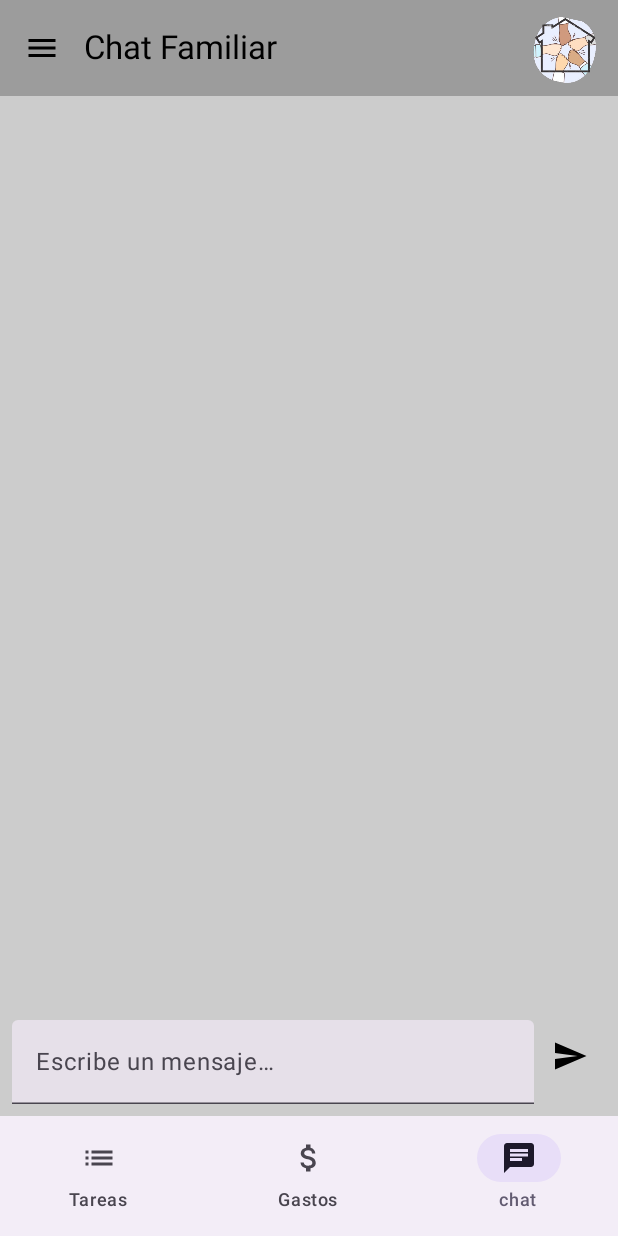
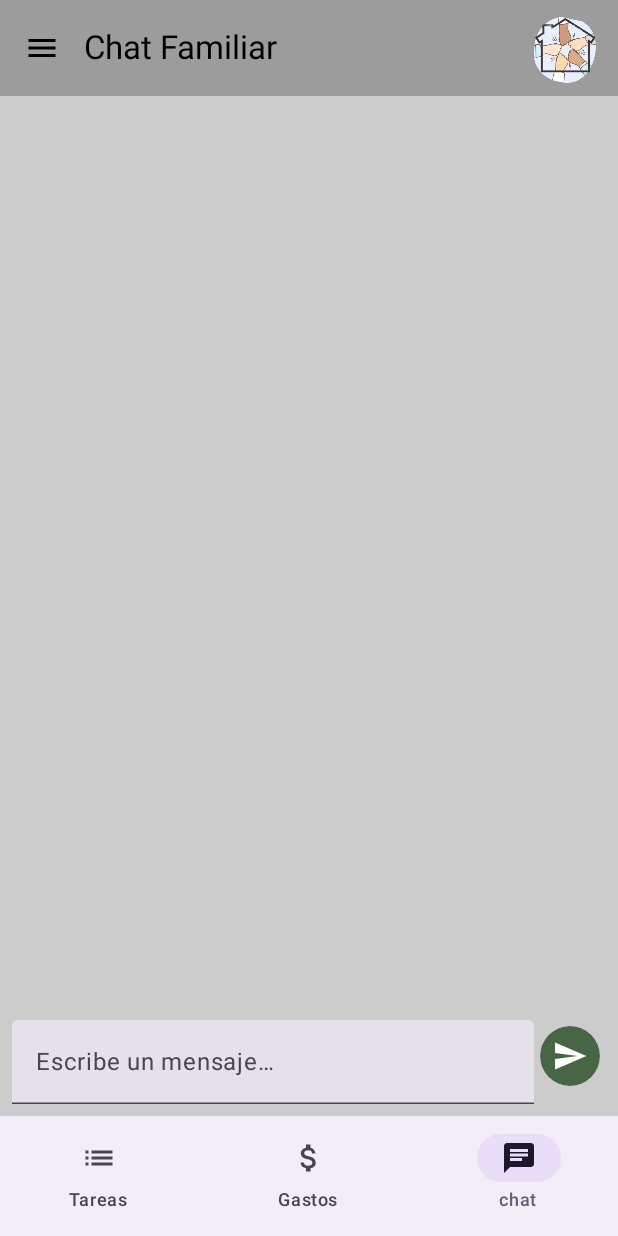
Before and after one commit to amiroucha/TFGdam, an Android app built with Jetpack Compose: the ChatScreen screen opened through its navigation route, on a phone screen of 412 x 824 dp. Run offline under Robolectric (Android 15) with nearby library versions, the light colour scheme and no system bars; our stand-ins replace Firebase (no records; nobody signed in at launch, a user with empty details on screens opened directly), constraintlayout-compose; pictures from the network do not load.

Commit message:
etiquetas fehcas, hoy/ayer en chat

```diff
--- a/app/src/main/java/com/example/tfg_1/ui/ui/ChatScreen.kt
+++ b/app/src/main/java/com/example/tfg_1/ui/ui/ChatScreen.kt
@@ -5,6 +5,7 @@ import androidx.compose.foundation.layout.*
 import androidx.compose.foundation.lazy.LazyColumn
 import androidx.compose.foundation.lazy.items
 import androidx.compose.foundation.lazy.rememberLazyListState
+import androidx.compose.foundation.shape.CircleShape
 import androidx.compose.foundation.shape.RoundedCornerShape
 import androidx.compose.foundation.text.KeyboardActions
 import androidx.compose.foundation.text.KeyboardOptions
@@ -15,6 +16,7 @@ import androidx.compose.runtime.*
 import androidx.compose.ui.Alignment
 import androidx.compose.ui.Modifier
 import androidx.compose.ui.graphics.Color
+import androidx.compose.ui.platform.LocalContext
 import androidx.compose.ui.res.colorResource
 import androidx.compose.ui.res.stringResource
 import androidx.compose.ui.text.font.FontWeight
@@ -31,6 +33,7 @@ import java.util.*
 
 @Composable
 fun ChatScreen(viewModel: ChatViewModel) {
+
     val messages = viewModel.messages
     var newMessage by remember { mutableStateOf("") }
     val currentUserId = viewModel.currentUserId
@@ -50,6 +53,8 @@ fun ChatScreen(viewModel: ChatViewModel) {
 
     ConstraintLayout(modifier = Modifier.fillMaxSize()) {
         val (messageList, chatBox) = createRefs()
+        val chatItems = messages.withDateLabels()
+
 
         LazyColumn(
             state = listState,
@@ -65,9 +70,23 @@ fun ChatScreen(viewModel: ChatViewModel) {
                 },
             reverseLayout = false
         ) {
-            items(messages) { message ->
-                val isCurrentUser = message.senderId == currentUserId
-                MessageBox(message = message, isCurrentUser = isCurrentUser)
+            items(chatItems) { item ->
+                when (item) {
+                    is ChatItem.DateLabel -> {
+                        Box(
+                            modifier = Modifier
+                                .fillMaxWidth()
+                                .padding(vertical = 8.dp),
+                            contentAlignment = Alignment.Center
+                        ) {
+                            Text(text = item.label, color = Color.Gray)
+                        }
+                    }
+                    is ChatItem.Message -> {
+                        val isCurrentUser = item.message.senderId == currentUserId
+                        MessageBox(message = item.message, isCurrentUser = isCurrentUser, viewModel = viewModel)
+                    }
+                }
             }
         }
 
@@ -104,7 +123,17 @@ fun ChatScreen(viewModel: ChatViewModel) {
                     }
                 }
             ) {
-                Icon(imageVector = Icons.Default.Send, contentDescription = stringResource(R.string.escribe_un_mensaje))
+                Box( //para poder ponerle un fondo
+                    modifier = Modifier
+                        .background(colorResource(id = R.color.greenOscuro), shape = CircleShape)
+                        .padding(8.dp)
+                ) {
+                    Icon(
+                        imageVector = Icons.Default.Send,
+                        contentDescription = stringResource(R.string.escribe_un_mensaje),
+                        tint = colorResource(id = R.color.white)
+                    )
+                }
             }
         }
     }
@@ -113,11 +142,16 @@ fun ChatScreen(viewModel: ChatViewModel) {
 
 
 @Composable
-fun MessageBox(message: ChatMessageModel, isCurrentUser: Boolean) {
+fun MessageBox(
+    message: ChatMessageModel,
+    isCurrentUser: Boolean,
+    viewModel: ChatViewModel
+) {
     val backgroundColor = if (isCurrentUser) {
         colorResource(id = R.color.lilaChat) // color para el usuario actual
     } else {
-        getColorForUser(message.senderId)
+        //getColorForUser(message.senderId)
+        viewModel.getUserColor(message.senderId)
     }
 
     val alignment = if (isCurrentUser) Arrangement.End else Arrangement.Start
@@ -174,13 +208,48 @@ fun formatTime(timestamp: Long): String {
     return sdf.format(Date(timestamp))
 }
 
+
+
+
+sealed class ChatItem {
+    data class Message(val message: ChatMessageModel) : ChatItem()
+    data class DateLabel(val label: String) : ChatItem()
+}
 @Composable
-fun getColorForUser(senderId: String): Color {
-    return when (senderId.hashCode() % 5) {
-        0 -> colorResource(id = R.color.naranjaChat)
-        1 -> colorResource(id = R.color.azulChat)
-        2 -> colorResource(id = R.color.verdeChat)
-        3 -> colorResource(id = R.color.rosaChat)
-        else -> colorResource(id = R.color.amarilloChat)
+fun getDateLabel(timestamp: Long): String {
+    val now = System.currentTimeMillis()
+    val oneDay = 24 * 60 * 60 * 1000L
+    val diff = now - timestamp
+
+
+    return when {
+        diff < oneDay && isSameDay(now, timestamp) ->  stringResource(id = R.string.hoy)
+        diff < 2 * oneDay && isSameDay(now - oneDay, timestamp) -> stringResource(id = R.string.ayer)
+        else -> SimpleDateFormat("dd MMM yyyy", Locale.getDefault()).format(Date(timestamp))
     }
 }
+
+@Composable
+fun List<ChatMessageModel>.withDateLabels(): List<ChatItem> {
+    val result = mutableListOf<ChatItem>()
+    var lastDate: String? = null
+
+    this.forEach { message ->
+        val dateLabel = getDateLabel(message.timestamp)  // Esta función la defines tú (más abajo te ayudo)
+
+        if (dateLabel != lastDate) {
+            result.add(ChatItem.DateLabel(dateLabel))
+            lastDate = dateLabel
+        }
+        result.add(ChatItem.Message(message))
+    }
+    return result
+}
+
+
+fun isSameDay(time1: Long, time2: Long): Boolean {
+    val cal1 = Calendar.getInstance().apply { timeInMillis = time1 }
+    val cal2 = Calendar.getInstance().apply { timeInMillis = time2 }
+    return cal1.get(Calendar.YEAR) == cal2.get(Calendar.YEAR) &&
+            cal1.get(Calendar.DAY_OF_YEAR) == cal2.get(Calendar.DAY_OF_YEAR)
+}
--- a/app/src/main/java/com/example/tfg_1/viewModel/ChatViewModel.kt
+++ b/app/src/main/java/com/example/tfg_1/viewModel/ChatViewModel.kt
@@ -4,6 +4,7 @@ import androidx.compose.runtime.getValue
 import androidx.compose.runtime.mutableStateListOf
 import androidx.compose.runtime.mutableStateOf
 import androidx.compose.runtime.setValue
+import androidx.compose.ui.graphics.Color
 import androidx.lifecycle.ViewModel
 import androidx.lifecycle.viewModelScope
 import com.example.tfg_1.model.ChatMessageModel
@@ -21,6 +22,18 @@ class ChatViewModel : ViewModel() {
     private var listenerRegistration: ListenerRegistration? = null
     var currentUserId: String = ""
     private var currentUserName: String = ""
+
+    private val userColors = mutableMapOf<String, androidx.compose.ui.graphics.Color>()
+    private val availableColors = listOf(
+            Color(0xFFEFCFBF), // naranja
+            Color(0xFFB2D6F2), // azul
+            Color(0xFFADF8C3), // verde
+            Color(0xFFF2CCE0), // rosa
+            Color(0xFFF4E1BE), // amarillo
+            Color(0xFFD3B9F2), // lila
+            Color(0xFFFFB0B0), // lila
+            Color(0xFFA0E0CA), // lila
+    )
 
     private var isLoading by mutableStateOf(true)
 
@@ -55,7 +68,16 @@ class ChatViewModel : ViewModel() {
 
         }
     }
+    //cada usuario tenga un color diferente
+    fun getUserColor(userId: String): Color {
+        return userColors.getOrPut(userId) {
+            val usedColors = userColors.values.toSet()
+            val unusedColors = availableColors.filterNot { it in usedColors }
 
+            // Usa color sin usar o  primero disponible
+            unusedColors.randomOrNull() ?: availableColors.random()
+        }
+    }
     override fun onCleared() {
         super.onCleared()
         listenerRegistration?.remove()
--- a/app/src/main/res/values/colors.xml
+++ b/app/src/main/res/values/colors.xml
@@ -10,6 +10,7 @@
     <color name="brownRegister">#db9c51</color>
     <color name="red">#ff4646</color>
     <color name="green">#8bff7f</color>
+    <color name="greenOscuro">#486645</color>
     <color name="purple_500">#9C4EFD</color>
     <!--colores chat-->
     <color name="lilaChat">#D3B9F2</color>
--- a/app/src/main/res/values/strings.xml
+++ b/app/src/main/res/values/strings.xml
@@ -129,6 +129,8 @@
     <string name="seguroEliminarGasto">¿Estás segura de que deseas eliminar este gasto? Esta acción no se puede deshacer.</string>
     <string name="filtro_de_tiempo">Filtro de tiempo</string>
     <string name="gastos_totales_del_hogar">Gastos totales del hogar</string>
+    <string name="hoy">Hoy</string>
+    <string name="ayer">Ayer</string>
 
 
 </resources>
```
Also changed, not shown: 1 other file.
